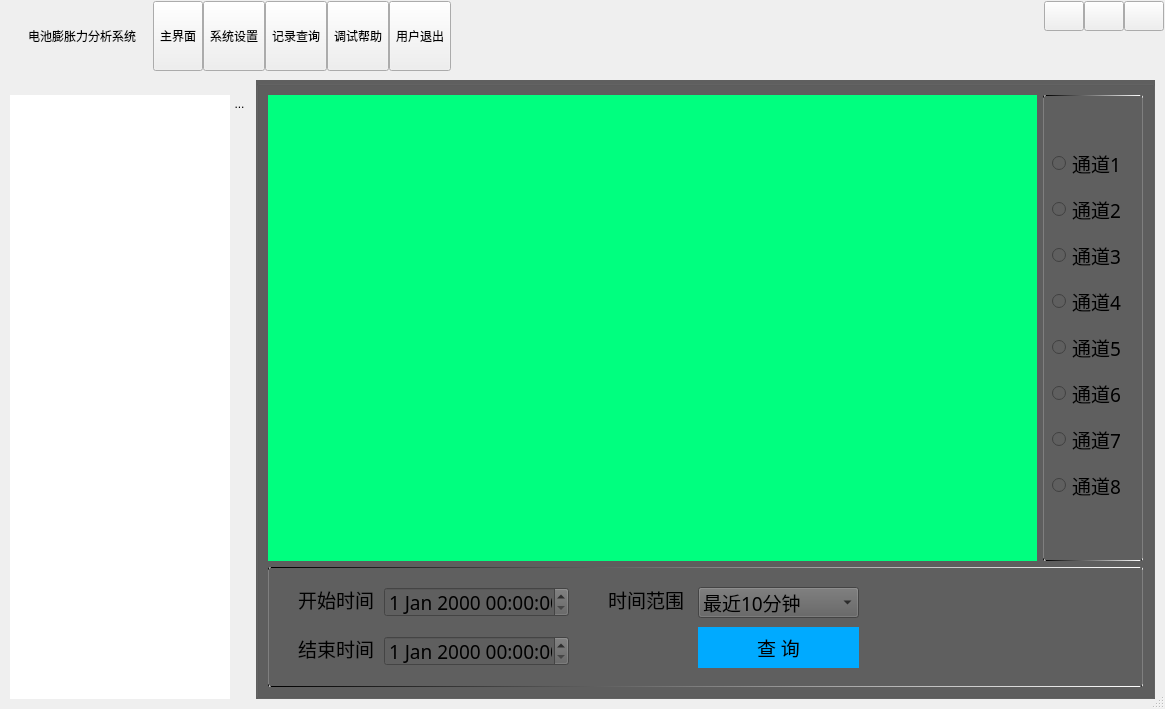
First picture: the form in MainWnd.ui, repository byteman/bullet, before the edit.
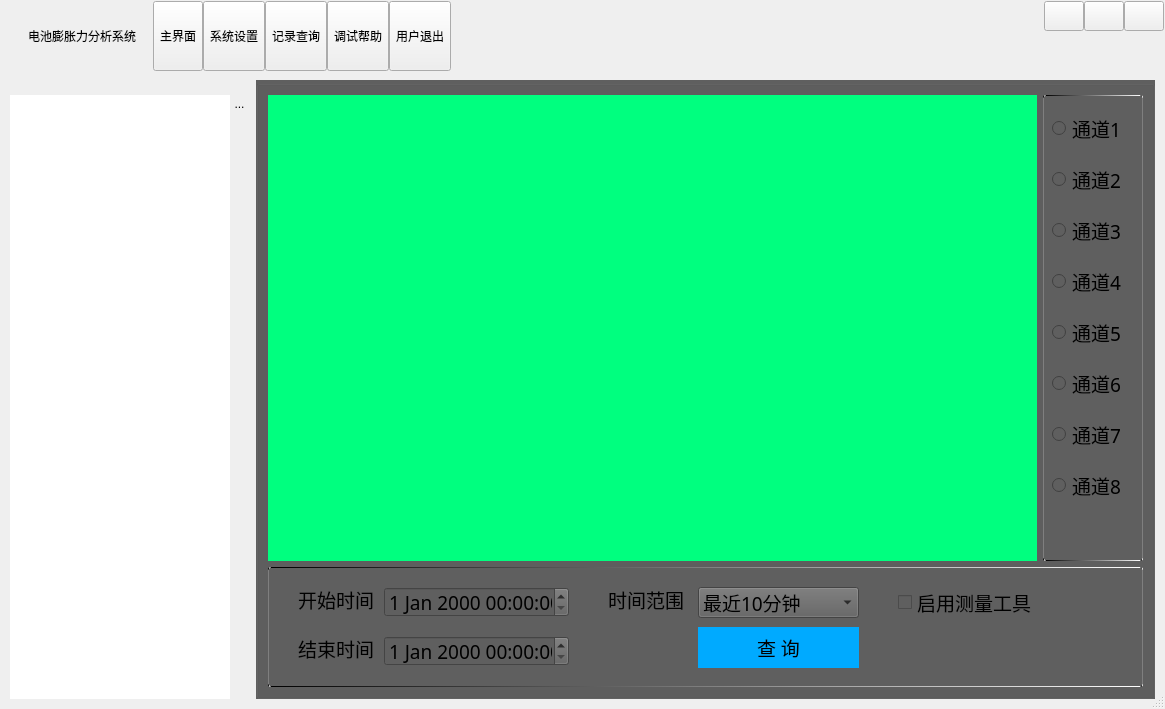
Second picture: the form after the edit. Icons and pictures are not drawn. Custom widgets are drawn as their Qt base class.

Patch:
```diff
--- a/MainWnd.ui
+++ b/MainWnd.ui
@@ -1058,7 +1058,7 @@
                 <number>10</number>
                </property>
                <property name="topMargin">
-                <number>50</number>
+                <number>10</number>
                </property>
                <property name="bottomMargin">
                 <number>50</number>
@@ -1376,6 +1376,25 @@
               </font>
              </property>
             </widget>
+            <widget class="QCheckBox" name="chkMeasure">
+             <property name="geometry">
+              <rect>
+               <x>630</x>
+               <y>20</y>
+               <width>171</width>
+               <height>31</height>
+              </rect>
+             </property>
+             <property name="font">
+              <font>
+               <family>微软雅黑</family>
+               <pointsize>14</pointsize>
+              </font>
+             </property>
+             <property name="text">
+              <string>启用测量工具</string>
+             </property>
+            </widget>
            </widget>
           </item>
          </layout>
```
Left out of the diff: 2 changed lines with no effect on the pictures.
